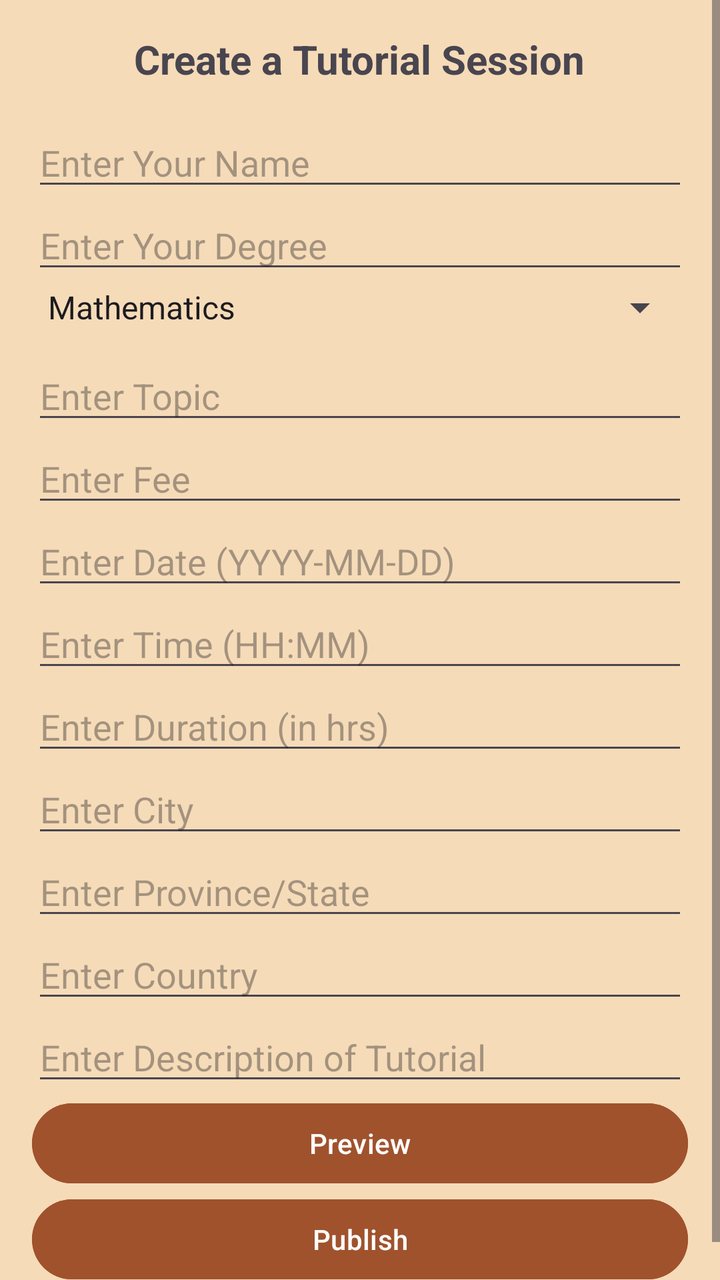
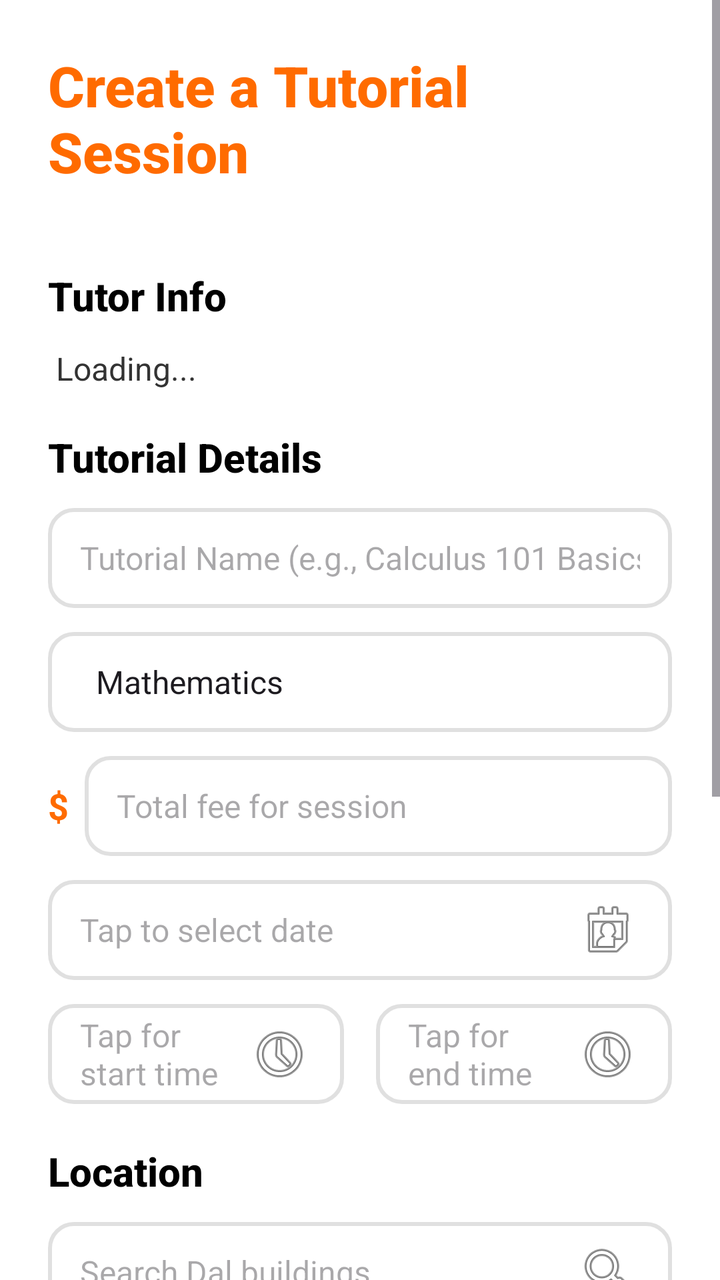

An Android layout rendered at two revisions. The XML below is the earlier revision; the diff shows what the commit changed to produce the second picture.
<!-- AndroidManifest.xml: application theme Theme.Csci3130Group1 -->
<!-- res/layout/fragment_tutorial_management.xml -->
<?xml version="1.0" encoding="utf-8"?>
<ScrollView xmlns:android="http://schemas.android.com/apk/res/android"
    android:layout_width="match_parent"
    android:layout_height="match_parent"
    android:fillViewport="true">

    <LinearLayout
        android:layout_width="match_parent"
        android:layout_height="wrap_content"
        android:background="#F6DBB8"
        android:orientation="vertical"
        android:padding="16dp">

        <TextView
            android:id="@+id/title_text"
            android:layout_width="wrap_content"
            android:layout_height="wrap_content"
            android:text="Create a Tutorial Session"
            android:textSize="20sp"
            android:textStyle="bold"
            android:layout_gravity="center"
            android:paddingBottom="16dp"/>

        
        <EditText
            android:id="@+id/name_input"
            android:layout_width="match_parent"
            android:layout_height="wrap_content"
            android:hint="Enter Your Name" />

        
        <EditText
            android:id="@+id/degree_input"
            android:layout_width="match_parent"
            android:layout_height="wrap_content"
            android:hint="Enter Your Degree" />

        <Spinner
            android:id="@+id/topic_spinner"
            android:layout_width="match_parent"
            android:layout_height="wrap_content"
            android:entries="@array/tutorial_topics"
            android:layout_marginBottom="10dp"/>

        <EditText
            android:id="@+id/topic_input"
            android:layout_width="match_parent"
            android:layout_height="wrap_content"
            android:hint="Enter Topic" />

        <EditText
            android:id="@+id/fee_input"
            android:layout_width="match_parent"
            android:layout_height="wrap_content"
            android:hint="Enter Fee"
            android:inputType="numberDecimal" />

        <EditText
            android:id="@+id/date_input"
            android:layout_width="match_parent"
            android:layout_height="wrap_content"
            android:hint="Enter Date (YYYY-MM-DD)"
            android:inputType="date" />

        <EditText
            android:id="@+id/time_input"
            android:layout_width="match_parent"
            android:layout_height="wrap_content"
            android:hint="Enter Time (HH:MM)"
            android:inputType="time" />

        <EditText
            android:id="@+id/duration_input"
            android:layout_width="match_parent"
            android:layout_height="wrap_content"
            android:hint="Enter Duration (in hrs)"
            android:inputType="number" />


        <EditText
            android:id="@+id/city_input"
            android:layout_width="match_parent"
            android:layout_height="wrap_content"
            android:hint="Enter City" />

        <EditText
            android:id="@+id/province_input"
            android:layout_width="match_parent"
            android:layout_height="wrap_content"
            android:hint="Enter Province/State" />

        <EditText
            android:id="@+id/country_input"
            android:layout_width="match_parent"
            android:layout_height="wrap_content"
            android:hint="Enter Country" />

        <EditText
            android:id="@+id/description_input"
            android:layout_width="match_parent"
            android:layout_height="wrap_content"
            android:hint="Enter Description of Tutorial" />

        <Button
            android:id="@+id/preview_button"
            android:layout_width="match_parent"
            android:layout_height="wrap_content"
            android:text="Preview"
            android:backgroundTint="#A0522D"
            android:textColor="@android:color/white"/>

        <TextView
            android:id="@+id/preview_text"
            android:layout_width="match_parent"
            android:layout_height="wrap_content"
            android:textSize="16sp"
            android:textColor="#000000"
            android:padding="8dp"
            android:visibility="gone"/>

        <Button
            android:id="@+id/publish_button"
            android:layout_width="match_parent"
            android:layout_height="wrap_content"
            android:text="Publish"
            android:backgroundTint="#A0522D"
            android:textColor="@android:color/white"/>
    </LinearLayout>
</ScrollView>
<!-- resources referenced by this layout -->
<resources>
  <string-array name="tutorial_topics">
          <item>Mathematics</item>
          <item>Physics</item>
          <item>Chemistry</item>
          <item>Biology</item>
          <item>Computer Science</item>
          <item>English</item>
          <item>History</item>
      </string-array>
  <style name="Theme.Csci3130Group1" parent="Base.Theme.Csci3130Group1" />
  <style name="Base.Theme.Csci3130Group1" parent="Theme.Material3.DayNight.NoActionBar">
          
          
      </style>
</resources>

<!-- the commit's change to res/layout/fragment_tutorial_management.xml (unified diff, before → after) -->
@@ -2,128 +2,288 @@
 <ScrollView xmlns:android="http://schemas.android.com/apk/res/android"
     android:layout_width="match_parent"
     android:layout_height="match_parent"
-    android:fillViewport="true">
+    android:fillViewport="true"
+    android:background="#FFFFFF">
 
     <LinearLayout
         android:layout_width="match_parent"
         android:layout_height="wrap_content"
-        android:background="#F6DBB8"
+        android:background="#FFFFFF"
         android:orientation="vertical"
-        android:padding="16dp">
+        android:padding="24dp"
+        android:paddingBottom="120dp">
 
         <TextView
             android:id="@+id/title_text"
             android:layout_width="wrap_content"
             android:layout_height="wrap_content"
             android:text="Create a Tutorial Session"
-            android:textSize="20sp"
-            android:textStyle="bold"
+            android:textSize="28sp"
+            android:textStyle="bold"
+            android:textColor="#FF6B00"
             android:layout_gravity="center"
-            android:paddingBottom="16dp"/>
-
-        
+            android:layout_marginBottom="40dp"
+            android:fontFamily="sans-serif-medium"/>
+
+        
+        <TextView
+            android:layout_width="wrap_content"
+            android:layout_height="wrap_content"
+            android:text="Tutor Info"
+            android:textSize="20sp"
+            android:textStyle="bold"
+            android:textColor="#000000"
+            android:layout_marginBottom="12dp"
+            android:fontFamily="sans-serif-medium"/>
+
+        <TextView
+            android:id="@+id/tutor_name_display"
+            android:layout_width="match_parent"
+            android:layout_height="wrap_content"
+            android:text="Loading..."
+            android:textSize="16sp"
+            android:textColor="#333333"
+            android:layout_marginBottom="20dp"
+            android:paddingStart="4dp"/>
+
+        
+        <TextView
+            android:layout_width="wrap_content"
+            android:layout_height="wrap_content"
+            android:text="Tutorial Details"
+            android:textSize="20sp"
+            android:textStyle="bold"
+            android:textColor="#000000"
+            android:layout_marginBottom="12dp"
+            android:fontFamily="sans-serif-medium"/>
+
         <EditText
-            android:id="@+id/name_input"
-            android:layout_width="match_parent"
-            android:layout_height="wrap_content"
-            android:hint="Enter Your Name" />
-
-        
-        <EditText
-            android:id="@+id/degree_input"
-            android:layout_width="match_parent"
-            android:layout_height="wrap_content"
-            android:hint="Enter Your Degree" />
+            android:id="@+id/tutorial_name_input"
+            android:layout_width="match_parent"
+            android:layout_height="50dp"
+            android:hint="Tutorial Name (e.g., Calculus 101 Basics)"
+            android:background="@drawable/input_background"
+            android:textSize="16sp"
+            android:textColor="#333333"
+            android:paddingStart="16dp"
+            android:paddingEnd="16dp"
+            android:layout_marginBottom="12dp"
+            android:inputType="textCapWords"
+            android:maxLength="50" />
 
         <Spinner
             android:id="@+id/topic_spinner"
             android:layout_width="match_parent"
-            android:layout_height="wrap_content"
+            android:layout_height="50dp"
             android:entries="@array/tutorial_topics"
-            android:layout_marginBottom="10dp"/>
-
-        <EditText
-            android:id="@+id/topic_input"
-            android:layout_width="match_parent"
-            android:layout_height="wrap_content"
-            android:hint="Enter Topic" />
-
-        <EditText
-            android:id="@+id/fee_input"
-            android:layout_width="match_parent"
-            android:layout_height="wrap_content"
-            android:hint="Enter Fee"
-            android:inputType="numberDecimal" />
+            android:background="@drawable/input_background"
+            android:layout_marginBottom="12dp"
+            android:paddingStart="16dp"
+            android:paddingEnd="16dp"/>
+
+        <LinearLayout
+            android:layout_width="match_parent"
+            android:layout_height="wrap_content"
+            android:orientation="horizontal"
+            android:layout_marginBottom="12dp">
+
+            <TextView
+                android:layout_width="wrap_content"
+                android:layout_height="wrap_content"
+                android:text="$"
+                android:textSize="18sp"
+                android:textColor="#FF6B00"
+                android:textStyle="bold"
+                android:layout_gravity="center_vertical"
+                android:paddingEnd="8dp"/>
+
+            <EditText
+                android:id="@+id/fee_input"
+                android:layout_width="0dp"
+                android:layout_height="50dp"
+                android:layout_weight="1"
+                android:hint="Total fee for session"
+                android:background="@drawable/input_background"
+                android:textSize="16sp"
+                android:textColor="#333333"
+                android:paddingStart="16dp"
+                android:paddingEnd="16dp"
+                android:inputType="numberDecimal" />
+
+        </LinearLayout>
 
         <EditText
             android:id="@+id/date_input"
             android:layout_width="match_parent"
-            android:layout_height="wrap_content"
-            android:hint="Enter Date (YYYY-MM-DD)"
-            android:inputType="date" />
-
-        <EditText
-            android:id="@+id/time_input"
-            android:layout_width="match_parent"
-            android:layout_height="wrap_content"
-            android:hint="Enter Time (HH:MM)"
-            android:inputType="time" />
-
-        <EditText
-            android:id="@+id/duration_input"
-            android:layout_width="match_parent"
-            android:layout_height="wrap_content"
-            android:hint="Enter Duration (in hrs)"
-            android:inputType="number" />
-
-
-        <EditText
-            android:id="@+id/city_input"
-            android:layout_width="match_parent"
-            android:layout_height="wrap_content"
-            android:hint="Enter City" />
-
-        <EditText
-            android:id="@+id/province_input"
-            android:layout_width="match_parent"
-            android:layout_height="wrap_content"
-            android:hint="Enter Province/State" />
-
-        <EditText
-            android:id="@+id/country_input"
-            android:layout_width="match_parent"
-            android:layout_height="wrap_content"
-            android:hint="Enter Country" />
+            android:layout_height="50dp"
+            android:hint="Tap to select date"
+            android:background="@drawable/input_background"
+            android:textSize="16sp"
+            android:textColor="#333333"
+            android:paddingStart="16dp"
+            android:paddingEnd="16dp"
+            android:layout_marginBottom="12dp"
+            android:focusable="false"
+            android:clickable="true"
+            android:cursorVisible="false"
+            android:drawableEnd="@android:drawable/ic_menu_my_calendar"
+            android:drawablePadding="12dp" />
+
+        <LinearLayout
+            android:layout_width="match_parent"
+            android:layout_height="wrap_content"
+            android:orientation="horizontal"
+            android:layout_marginBottom="20dp">
+
+            <EditText
+                android:id="@+id/start_time_input"
+                android:layout_width="0dp"
+                android:layout_height="50dp"
+                android:layout_weight="1"
+                android:hint="Tap for start time"
+                android:background="@drawable/input_background"
+                android:textSize="16sp"
+                android:textColor="#333333"
+                android:paddingStart="16dp"
+                android:paddingEnd="16dp"
+                android:layout_marginEnd="8dp"
+                android:focusable="false"
+                android:clickable="true"
+                android:cursorVisible="false"
+                android:drawableEnd="@android:drawable/ic_menu_recent_history"
+                android:drawablePadding="12dp" />
+
+            <EditText
+                android:id="@+id/end_time_input"
+                android:layout_width="0dp"
+                android:layout_height="50dp"
+                android:layout_weight="1"
+                android:hint="Tap for end time"
+                android:background="@drawable/input_background"
+                android:textSize="16sp"
+                android:textColor="#333333"
+                android:paddingStart="16dp"
+                android:paddingEnd="16dp"
+                android:layout_marginStart="8dp"
+                android:focusable="false"
+                android:clickable="true"
+                android:cursorVisible="false"
+                android:drawableEnd="@android:drawable/ic_menu_recent_history"
+                android:drawablePadding="12dp" />
+
+        </LinearLayout>
+
+
+        
+        <TextView
+            android:layout_width="wrap_content"
+            android:layout_height="wrap_content"
+            android:text="Location"
+            android:textSize="20sp"
+            android:textStyle="bold"
+            android:textColor="#000000"
+            android:layout_marginBottom="12dp"
+            android:fontFamily="sans-serif-medium"/>
+
+        <AutoCompleteTextView
+            android:id="@+id/place_input"
+            android:layout_width="match_parent"
+            android:layout_height="50dp"
+            android:hint="Search Dal buildings..."
+            android:background="@drawable/input_background"
+            android:textSize="16sp"
+            android:textColor="#333333"
+            android:paddingStart="16dp"
+            android:paddingEnd="16dp"
+            android:layout_marginBottom="8dp"
+            android:completionThreshold="1"
+            android:drawableEnd="@android:drawable/ic_menu_search"
+            android:drawablePadding="12dp" />
+
+        <TextView
+            android:id="@+id/selected_location_text"
+            android:layout_width="match_parent"
+            android:layout_height="wrap_content"
+            android:text=""
+            android:textSize="14sp"
+            android:textColor="#666666"
+            android:paddingStart="16dp"
+            android:paddingEnd="16dp"
+            android:layout_marginBottom="8dp"
+            android:visibility="gone" />
+
+        <TextView
+            android:id="@+id/location_status_text"
+            android:layout_width="wrap_content"
+            android:layout_height="wrap_content"
+            android:text="Halifax, NS locations only"
+            android:textSize="12sp"
+            android:textColor="#666666"
+            android:layout_marginStart="4dp"
+            android:layout_marginBottom="20dp" />
+
+        
+        <TextView
+            android:layout_width="wrap_content"
+            android:layout_height="wrap_content"
+            android:text="Description"
+            android:textSize="20sp"
+            android:textStyle="bold"
+            android:textColor="#000000"
+            android:layout_marginBottom="12dp"
+            android:fontFamily="sans-serif-medium"/>
 
         <EditText
             android:id="@+id/description_input"
             android:layout_width="match_parent"
-            android:layout_height="wrap_content"
-            android:hint="Enter Description of Tutorial" />
+            android:layout_height="100dp"
+            android:hint="Describe your tutorial session, what you'll cover, and any prerequisites..."
+            android:background="@drawable/input_background"
+            android:textSize="16sp"
+            android:textColor="#333333"
+            android:paddingStart="16dp"
+            android:paddingEnd="16dp"
+            android:paddingTop="12dp"
+            android:paddingBottom="12dp"
+            android:layout_marginBottom="32dp"
+            android:gravity="top"
+            android:inputType="textMultiLine|textCapSentences"
+            android:lines="4"
+            android:maxLines="6" />
 
         <Button
             android:id="@+id/preview_button"
             android:layout_width="match_parent"
-            android:layout_height="wrap_content"
+            android:layout_height="56dp"
             android:text="Preview"
-            android:backgroundTint="#A0522D"
-            android:textColor="@android:color/white"/>
+            android:background="@drawable/button_background"
+            android:textColor="#FFFFFF"
+            android:textSize="16sp"
+            android:textStyle="bold"
+            android:layout_marginBottom="16dp"
+            android:elevation="2dp"/>
 
         <TextView
             android:id="@+id/preview_text"
             android:layout_width="match_parent"
             android:layout_height="wrap_content"
-            android:textSize="16sp"
-            android:textColor="#000000"
-            android:padding="8dp"
-            android:visibility="gone"/>
+            android:textSize="14sp"
+            android:textColor="#333333"
+            android:background="#F8F9FA"
+            android:padding="16dp"
+            android:layout_marginBottom="16dp"
+            android:visibility="gone"
+            android:lineSpacingExtra="4dp"/>
 
         <Button
             android:id="@+id/publish_button"
             android:layout_width="match_parent"
-            android:layout_height="wrap_content"
-            android:text="Publish"
-            android:backgroundTint="#A0522D"
-            android:textColor="@android:color/white"/>
+            android:layout_height="56dp"
+            android:text="Publish Tutorial"
+            android:background="@drawable/button_background"
+            android:textColor="#FFFFFF"
+            android:textSize="16sp"
+            android:textStyle="bold"
+            android:elevation="2dp"/>
     </LinearLayout>
 </ScrollView>
<!-- resource entries referenced after the edit -->
@@ -9,6 +9,23 @@
           <item>English</item>
           <item>History</item>
       </string-array>
+  <!-- drawable button_background (drawable) -->
+  <?xml version="1.0" encoding="utf-8"?>
+  <shape xmlns:android="http://schemas.android.com/apk/res/android"
+      android:shape="rectangle">
+      <solid android:color="#FF6B00" />
+      <corners android:radius="12dp" />
+  </shape>
+  <!-- drawable input_background (drawable) -->
+  <?xml version="1.0" encoding="utf-8"?>
+  <shape xmlns:android="http://schemas.android.com/apk/res/android"
+      android:shape="rectangle">
+      <solid android:color="#FFFFFF" />
+      <stroke
+          android:width="2dp"
+          android:color="#E0E0E0" />
+      <corners android:radius="12dp" />
+  </shape>
   <style name="Theme.Csci3130Group1" parent="Base.Theme.Csci3130Group1" />
   <style name="Base.Theme.Csci3130Group1" parent="Theme.Material3.DayNight.NoActionBar">
           
